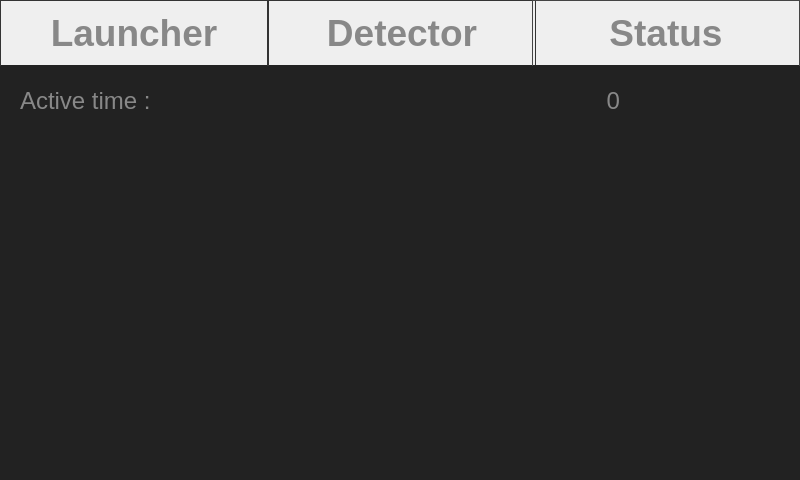
Above: mainwindow.ui from AlexVerschoot/MachineVisionGui before the change. Below: the same form after it.
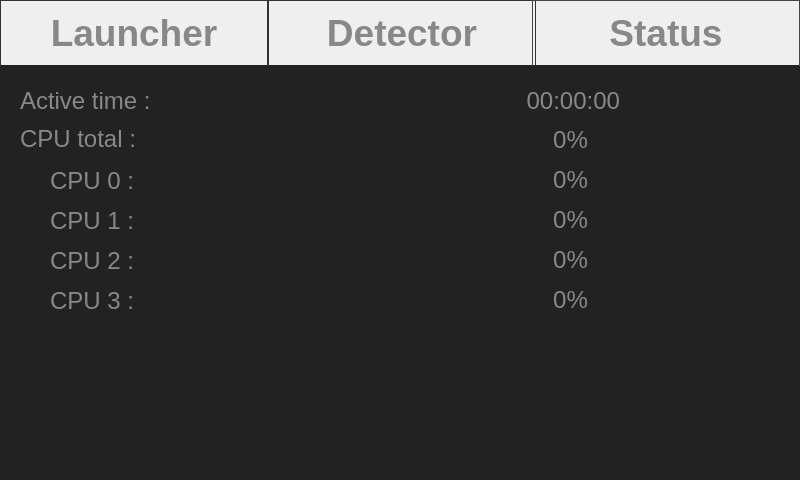
That is the form after the change. Icons and pictures are not drawn.

```diff
--- a/mainwindow.ui
+++ b/mainwindow.ui
@@ -341,12 +341,277 @@
        <string notr="true">Color : #888;</string>
       </property>
       <property name="text">
-       <string>0</string>
+       <string>00:00:00</string>
       </property>
       <property name="alignment">
        <set>Qt::AlignRight|Qt::AlignTrailing|Qt::AlignVCenter</set>
       </property>
      </widget>
+     <widget class="QLabel" name="label_cpuTotalLabel">
+      <property name="geometry">
+       <rect>
+        <x>20</x>
+        <y>60</y>
+        <width>250</width>
+        <height>21</height>
+       </rect>
+      </property>
+      <property name="font">
+       <font>
+        <pointsize>18</pointsize>
+       </font>
+      </property>
+      <property name="styleSheet">
+       <string notr="true">Color : #888;</string>
+      </property>
+      <property name="text">
+       <string>CPU total :</string>
+      </property>
+      <property name="alignment">
+       <set>Qt::AlignLeading|Qt::AlignLeft|Qt::AlignVCenter</set>
+      </property>
+     </widget>
+     <widget class="QLabel" name="label_cpu0Label">
+      <property name="geometry">
+       <rect>
+        <x>50</x>
+        <y>100</y>
+        <width>200</width>
+        <height>25</height>
+       </rect>
+      </property>
+      <property name="font">
+       <font>
+        <pointsize>18</pointsize>
+       </font>
+      </property>
+      <property name="styleSheet">
+       <string notr="true">Color : #888;</string>
+      </property>
+      <property name="text">
+       <string>CPU 0 :</string>
+      </property>
+      <property name="alignment">
+       <set>Qt::AlignLeading|Qt::AlignLeft|Qt::AlignVCenter</set>
+      </property>
+     </widget>
+     <widget class="QLabel" name="label_cpu1Label">
+      <property name="geometry">
+       <rect>
+        <x>50</x>
+        <y>140</y>
+        <width>200</width>
+        <height>25</height>
+       </rect>
+      </property>
+      <property name="font">
+       <font>
+        <pointsize>18</pointsize>
+       </font>
+      </property>
+      <property name="styleSheet">
+       <string notr="true">Color : #888;</string>
+      </property>
+      <property name="text">
+       <string>CPU 1 :</string>
+      </property>
+      <property name="alignment">
+       <set>Qt::AlignLeading|Qt::AlignLeft|Qt::AlignVCenter</set>
+      </property>
+     </widget>
+     <widget class="QLabel" name="label_cpu2Label">
+      <property name="geometry">
+       <rect>
+        <x>50</x>
+        <y>180</y>
+        <width>200</width>
+        <height>25</height>
+       </rect>
+      </property>
+      <property name="font">
+       <font>
+        <pointsize>18</pointsize>
+       </font>
+      </property>
+      <property name="styleSheet">
+       <string notr="true">Color : #888;</string>
+      </property>
+      <property name="text">
+       <string>CPU 2 :</string>
+      </property>
+      <property name="alignment">
+       <set>Qt::AlignLeading|Qt::AlignLeft|Qt::AlignVCenter</set>
+      </property>
+     </widget>
+     <widget class="QLabel" name="label_cpu3Label">
+      <property name="geometry">
+       <rect>
+        <x>50</x>
+        <y>220</y>
+        <width>200</width>
+        <height>25</height>
+       </rect>
+      </property>
+      <property name="font">
+       <font>
+        <pointsize>18</pointsize>
+       </font>
+      </property>
+      <property name="styleSheet">
+       <string notr="true">Color : #888;</string>
+      </property>
+      <property name="text">
+       <string>CPU 3 :</string>
+      </property>
+      <property name="alignment">
+       <set>Qt::AlignLeading|Qt::AlignLeft|Qt::AlignVCenter</set>
+      </property>
+     </widget>
+     <widget class="QProgressBar" name="progress_cpu0">
+      <property name="geometry">
+       <rect>
+        <x>420</x>
+        <y>100</y>
+        <width>300</width>
+        <height>25</height>
+       </rect>
+      </property>
+      <property name="font">
+       <font>
+        <pointsize>18</pointsize>
+       </font>
+      </property>
+      <property name="styleSheet">
+       <string notr="true">QProgressBar {
+color : #888;
+}
+QProgressBar::chunk {
+background-color : #500;
+}</string>
+      </property>
+      <property name="value">
+       <number>0</number>
+      </property>
+      <property name="alignment">
+       <set>Qt::AlignCenter</set>
+      </property>
+     </widget>
+     <widget class="QProgressBar" name="progress_cpu1">
+      <property name="geometry">
+       <rect>
+        <x>420</x>
+        <y>140</y>
+        <width>300</width>
+        <height>25</height>
+       </rect>
+      </property>
+      <property name="font">
+       <font>
+        <pointsize>18</pointsize>
+       </font>
+      </property>
+      <property name="styleSheet">
+       <string notr="true">QProgressBar {
+color : #888;
+}
+QProgressBar::chunk {
+background-color : #500;
+}</string>
+      </property>
+      <property name="value">
+       <number>0</number>
+      </property>
+      <property name="alignment">
+       <set>Qt::AlignCenter</set>
+      </property>
+     </widget>
+     <widget class="QProgressBar" name="progress_cpu2">
+      <property name="geometry">
+       <rect>
+        <x>420</x>
+        <y>180</y>
+        <width>300</width>
+        <height>25</height>
+       </rect>
+      </property>
+      <property name="font">
+       <font>
+        <pointsize>18</pointsize>
+       </font>
+      </property>
+      <property name="styleSheet">
+       <string notr="true">QProgressBar {
+color : #888;
+}
+QProgressBar::chunk {
+background-color : #500;
+}</string>
+      </property>
+      <property name="value">
+       <number>0</number>
+      </property>
+      <property name="alignment">
+       <set>Qt::AlignCenter</set>
+      </property>
+     </widget>
+     <widget class="QProgressBar" name="progress_cpu3">
+      <property name="geometry">
+       <rect>
+        <x>420</x>
+        <y>220</y>
+        <width>300</width>
+        <height>25</height>
+       </rect>
+      </property>
+      <property name="font">
+       <font>
+        <pointsize>18</pointsize>
+       </font>
+      </property>
+      <property name="styleSheet">
+       <string notr="true">QProgressBar {
+color : #888;
+}
+QProgressBar::chunk {
+background-color : #500;
+}</string>
+      </property>
+      <property name="value">
+       <number>0</number>
+      </property>
+      <property name="alignment">
+       <set>Qt::AlignCenter</set>
+      </property>
+     </widget>
+     <widget class="QProgressBar" name="progress_cpuTotal">
+      <property name="geometry">
+       <rect>
+        <x>420</x>
+        <y>60</y>
+        <width>300</width>
+        <height>25</height>
+       </rect>
+      </property>
+      <property name="font">
+       <font>
+        <pointsize>18</pointsize>
+       </font>
+      </property>
+      <property name="styleSheet">
+       <string notr="true">QProgressBar {
+color : #888;
+}
+QProgressBar::chunk {
+background-color : #500;
+}</string>
+      </property>
+      <property name="value">
+       <number>0</number>
+      </property>
+      <property name="alignment">
+       <set>Qt::AlignCenter</set>
+      </property>
+     </widget>
     </widget>
    </widget>
   </widget>
```
